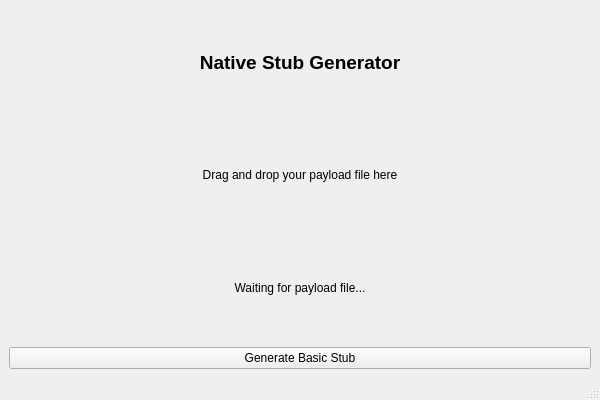
The window that NativeStubGenGUI/mainwindow.ui (ItsMehRAWRXD/Star) describes before a commit, drawn with Qt 5.
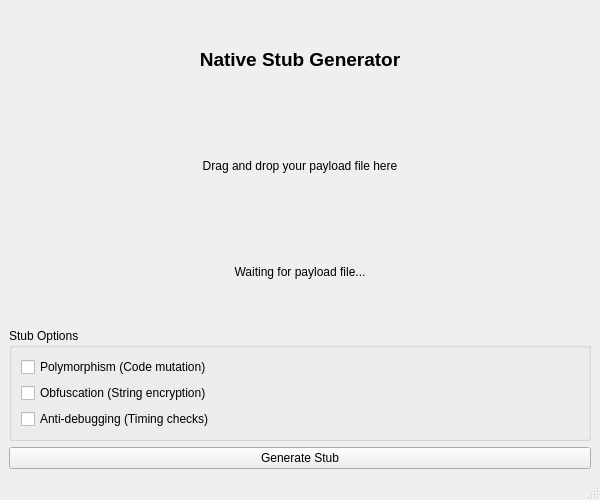
The same window after the commit.

Commit message: Checkpoint before follow-up message

The edit to the form file:
```diff
--- a/NativeStubGenGUI/mainwindow.ui
+++ b/NativeStubGenGUI/mainwindow.ui
@@ -7,7 +7,7 @@
     <x>0</x>
     <y>0</y>
     <width>600</width>
-    <height>400</height>
+    <height>500</height>
    </rect>
   </property>
   <property name="windowTitle">
@@ -52,10 +52,40 @@
       </property>
      </widget>
     </item>
+    <item>
+     <widget class="QGroupBox" name="optionsGroupBox">
+      <property name="title">
+       <string>Stub Options</string>
+      </property>
+      <layout class="QVBoxLayout" name="verticalLayout_2">
+       <item>
+        <widget class="QCheckBox" name="polymorphicCheckBox">
+         <property name="text">
+          <string>Polymorphism (Code mutation)</string>
+         </property>
+        </widget>
+       </item>
+       <item>
+        <widget class="QCheckBox" name="obfuscationCheckBox">
+         <property name="text">
+          <string>Obfuscation (String encryption)</string>
+         </property>
+        </widget>
+       </item>
+       <item>
+        <widget class="QCheckBox" name="antiDebugCheckBox">
+         <property name="text">
+          <string>Anti-debugging (Timing checks)</string>
+         </property>
+        </widget>
+       </item>
+      </layout>
+     </widget>
+    </item>
     <item>
      <widget class="QPushButton" name="generateButton">
       <property name="text">
-       <string>Generate Basic Stub</string>
+       <string>Generate Stub</string>
       </property>
      </widget>
     </item>
```
The commit also changes 2 other files.
